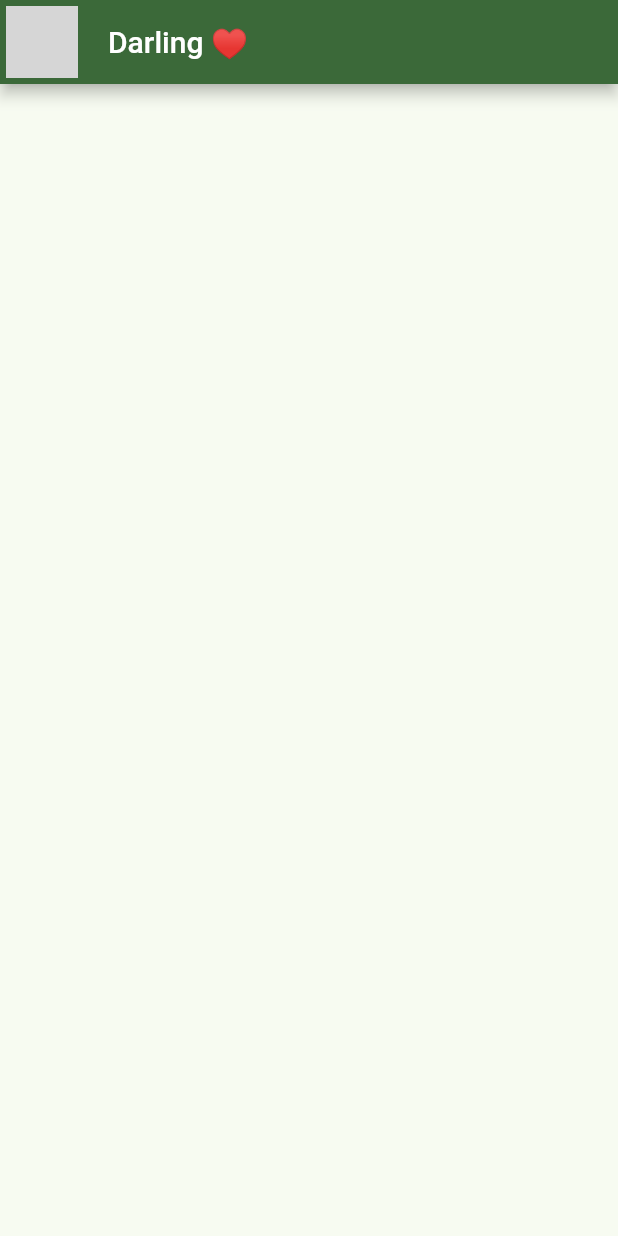
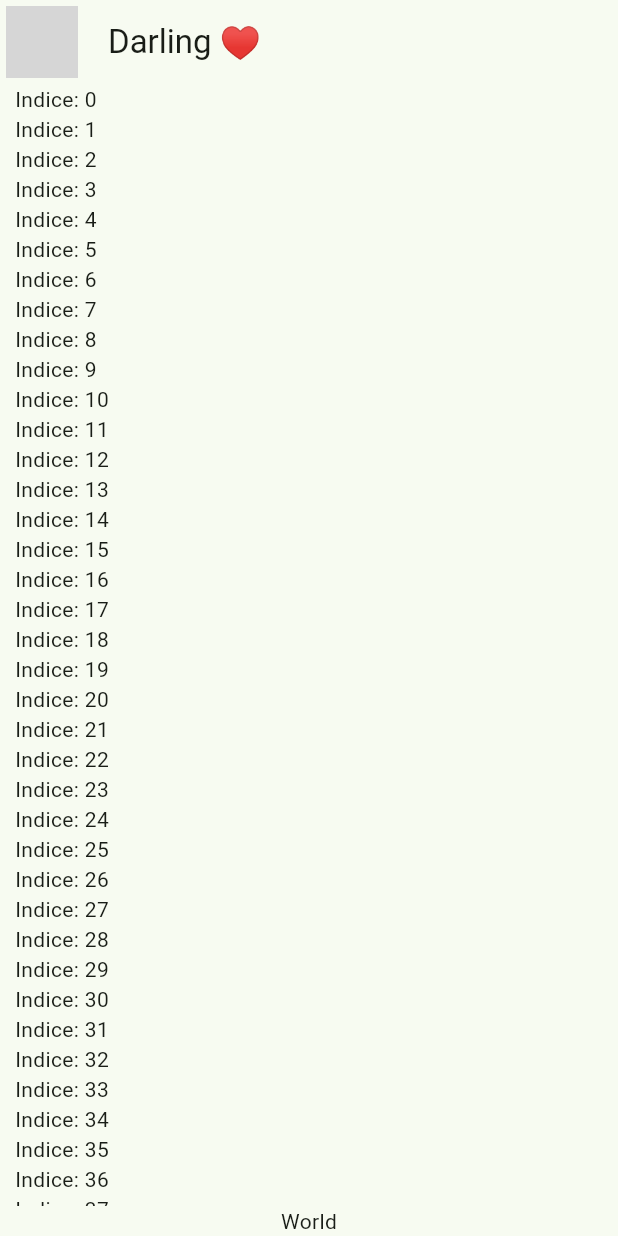
Before and after one commit to oakgarelik/Simple_Chat_App, a Flutter app: the screen it shows after launch, on a phone screen of 412 x 824 dp. Run offline on Flutter 3.47's test engine with Material 3 defaults, Android fonts, the phone set to English and light mode, and no system bars; network calls fail; grey boxes are pictures that could not be loaded.

Commit message:
added ListView for chat

```diff
--- a/lib/config/presentation/chat/chat_screen.dart
+++ b/lib/config/presentation/chat/chat_screen.dart
@@ -1,4 +1,5 @@
 import 'package:flutter/material.dart';
+import 'package:flutter/widgets.dart';
 
 class ChatScreen extends StatelessWidget {
   const ChatScreen({super.key});
@@ -6,7 +7,19 @@ class ChatScreen extends StatelessWidget {
   @override
   Widget build(BuildContext context) {
     return Scaffold(
-      appBar: AppBar(
+      appBar: _SupBar(),
+      body: _ChatView(),
+    );
+  }
+}
+
+class _SupBar extends StatelessWidget implements PreferredSizeWidget {
+  @override
+  Size get preferredSize => const Size.fromHeight(kToolbarHeight);
+
+  @override
+  Widget build(BuildContext context) {
+    return AppBar(
       leading: const Padding(
         padding: EdgeInsets.all(4.0),
         child: CircleAvatar(
@@ -16,6 +29,28 @@ class ChatScreen extends StatelessWidget {
       ),
       centerTitle: false,
       title: const Text('Darling ♥️'),
+    );
+  }
+}
+
+class _ChatView extends StatelessWidget {
+  @override
+  Widget build(BuildContext context) {
+    return SafeArea(
+      child: Padding(
+        padding: const EdgeInsets.symmetric(horizontal: 10),
+        child: Column(
+          children: [
+            Expanded(
+                child: ListView.builder(
+              itemCount: 100,
+              itemBuilder: (context, index) {
+                return Text('Indice: $index');
+              },
+            )),
+            const Text('World')
+          ],
+        ),
       ),
     );
   }
--- a/lib/config/theme/app_theme.dart
+++ b/lib/config/theme/app_theme.dart
@@ -35,7 +35,7 @@ class AppTheme {
 
   ThemeData theme() {
     return ThemeData(
-      useMaterial3: false,
+      useMaterial3: true,
       colorSchemeSeed: _colorsThemes[selectedColor],
     );
   }
--- a/lib/main.dart
+++ b/lib/main.dart
@@ -13,7 +13,7 @@ class MyApp extends StatelessWidget {
       title: 'Yes No App',
       debugShowCheckedModeBanner: false,
       theme: AppTheme(selectedColor: 3).theme(),
-      home: ChatScreen(),
+      home: const ChatScreen(),
     );
   }
 }
```
Lines whose indentation alone changed are shown as unchanged.
